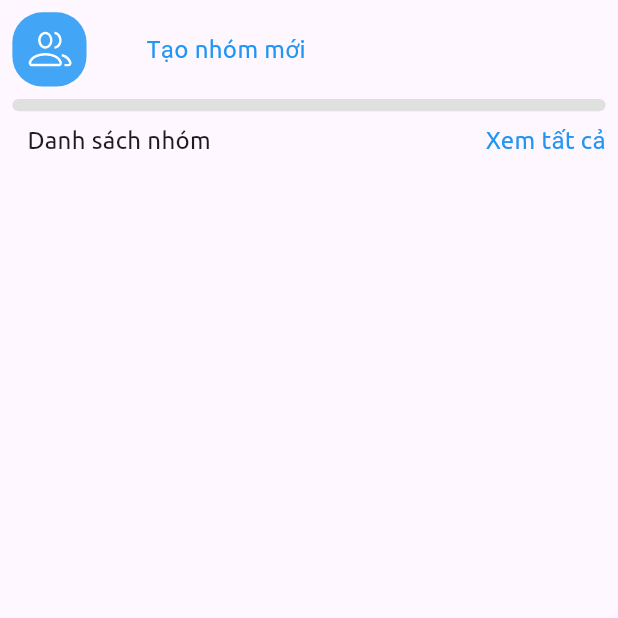
After one commit to longnguyen-cyber/cnm-mobile, a Flutter app: the GroupTabScreen screen opened directly, on a phone screen of 412 x 824 dp, the top half of it. The commit adds this screen. Run offline on Flutter 3.47's test engine with Material 3 defaults, Android fonts, the phone set to English and light mode, and no system bars; our stand-ins replace flutter_svg, loading_overlay, motion_tab_bar, rflutter_alert; network calls fail.

Commit message:
feat: group tab

```diff
--- a/lib/screens/friend/friend_screen.dart
+++ b/lib/screens/friend/friend_screen.dart
@@ -1,5 +1,6 @@
 import 'package:flutter/material.dart';
 import 'package:zalo_app/screens/friend/friend_tab_screen.dart';
+import 'package:zalo_app/screens/friend/group_tab_screen.dart';
 
 class FriendScreen extends StatefulWidget {
   const FriendScreen({Key? key}) : super(key: key);
@@ -54,7 +55,7 @@ class _FriendScreenState extends State<FriendScreen>
                 controller: _tabController,
                 children: const [
                   Center(child: FriendTabScreen()),
-                  Center(child: Text('Nhóm')),
+                  Center(child: GroupTabScreen()),
                 ],
               ),
             ),
--- /dev/null
+++ b/lib/screens/friend/group_tab_screen.dart
@@ -0,0 +1,74 @@
+import 'package:flutter/material.dart';
+import 'package:flutter_svg/flutter_svg.dart';
+
+class GroupTabScreen extends StatelessWidget {
+  const GroupTabScreen({super.key});
+
+  @override
+  Widget build(BuildContext context) {
+    Size size = MediaQuery.of(context).size;
+    var topGroupItem = Row(children: <Widget>[
+      Flexible(
+        flex: 2,
+        child: Container(
+          padding: EdgeInsets.all(size.width * 0.01),
+          decoration: BoxDecoration(
+              color: Colors.blue.shade400,
+              borderRadius: BorderRadius.circular(20)),
+          child: SvgPicture.asset(
+            'assets/icons/group-106.svg',
+            width: size.width * 0.1,
+            color: Colors.white,
+          ),
+        ),
+      ),
+      Spacer(),
+      Expanded(
+        flex: 8,
+        child: Container(
+            padding: EdgeInsets.all(size.width * 0.01),
+            child: const Text('Tạo nhóm mới',
+                style: TextStyle(fontSize: 16, color: Colors.blue))),
+      ),
+    ]);
+    return Scaffold(
+        body: Container(
+      padding: EdgeInsets.all(size.width * 0.02),
+      width: size.width,
+      child: Column(children: [
+        topGroupItem,
+        SizedBox(
+          height: size.height * 0.01,
+        ),
+        Row(
+          children: [
+            Expanded(
+                child: Container(
+              decoration: BoxDecoration(
+                borderRadius: BorderRadius.circular(20),
+                color: Colors.grey.shade300,
+              ),
+              height: size.height * 0.01,
+              width: size.width,
+              // color: Colors.grey,
+            )),
+          ],
+        ),
+        SizedBox(
+          height: size.height * 0.01,
+        ),
+        const Row(
+          children: <Widget>[
+            SizedBox(
+              width: 10,
+            ),
+            Text('Danh sách nhóm', style: TextStyle(fontSize: 16)),
+            Spacer(),
+            Text('Xem tất cả',
+                style: TextStyle(fontSize: 16, color: Colors.blue)),
+          ],
+        )
+      ]),
+    ));
+  }
+}
```
Also changed, not shown: assets/icons/group-106.svg (added), assets/icons/group-add-5.svg (added).
